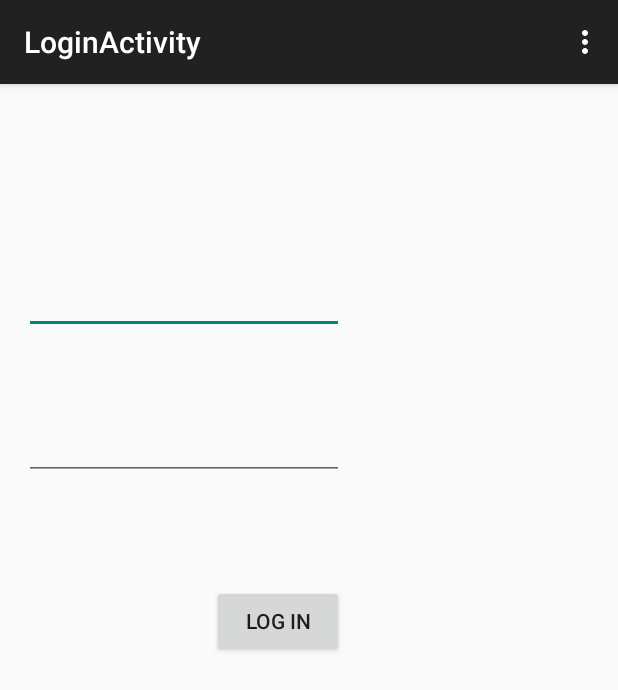
After one commit to MobileValueUp/Copy, an Android app: the LoginActivity screen opened directly, with no data from a screen before it, on a phone screen of 412 x 824 dp. The commit adds this screen. Shown: the top 690 px of the screen. Run offline under Robolectric (Android 15) with nearby library versions, the phone set to English and light mode, and no system bars.

Commit message:
add activity

```diff
--- a/app/src/main/AndroidManifest.xml
+++ b/app/src/main/AndroidManifest.xml
@@ -16,6 +16,10 @@
                 <category android:name="android.intent.category.LAUNCHER" />
             </intent-filter>
         </activity>
+        <activity
+            android:name=".LoginActivity"
+            android:label="@string/title_activity_login" >
+        </activity>
     </application>
 
 </manifest>
--- /dev/null
+++ b/app/src/main/java/com/example/kimteaho/copy/LoginActivity.java
@@ -0,0 +1,41 @@
+package com.example.kimteaho.copy;
+
+import android.support.v7.app.ActionBarActivity;
+import android.os.Bundle;
+import android.view.Menu;
+import android.view.MenuItem;
+
+
+public class LoginActivity extends ActionBarActivity {
+
+    @Override
+    protected void onCreate(Bundle savedInstanceState) {
+        super.onCreate(savedInstanceState);
+        setContentView(R.layout.activity_login);
+
+
+    }
+
+
+    @Override
+    public boolean onCreateOptionsMenu(Menu menu) {
+        // Inflate the menu; this adds items to the action bar if it is present.
+        getMenuInflater().inflate(R.menu.menu_login, menu);
+        return true;
+    }
+
+    @Override
+    public boolean onOptionsItemSelected(MenuItem item) {
+        // Handle action bar item clicks here. The action bar will
+        // automatically handle clicks on the Home/Up button, so long
+        // as you specify a parent activity in AndroidManifest.xml.
+        int id = item.getItemId();
+
+        //noinspection SimplifiableIfStatement
+        if (id == R.id.action_settings) {
+            return true;
+        }
+
+        return super.onOptionsItemSelected(item);
+    }
+}
--- /dev/null
+++ b/app/src/main/res/layout/activity_login.xml
@@ -0,0 +1,36 @@
+<RelativeLayout xmlns:android="http://schemas.android.com/apk/res/android"
+    xmlns:tools="http://schemas.android.com/tools" android:layout_width="match_parent"
+    android:layout_height="match_parent" android:paddingLeft="@dimen/activity_horizontal_margin"
+    android:paddingRight="@dimen/activity_horizontal_margin"
+    android:paddingTop="@dimen/activity_vertical_margin"
+    android:paddingBottom="@dimen/activity_vertical_margin"
+    tools:context="com.example.kimteaho.copy.LoginActivity">
+
+    <EditText
+        android:layout_width="wrap_content"
+        android:layout_height="wrap_content"
+        android:id="@+id/inputId"
+        android:layout_alignParentStart="true"
+        android:layout_marginTop="105dp"
+        android:layout_alignEnd="@+id/inputPwd" />
+
+    <EditText
+        android:layout_width="wrap_content"
+        android:layout_height="wrap_content"
+        android:inputType="textPassword"
+        android:ems="10"
+        android:id="@+id/inputPwd"
+        android:layout_below="@+id/inputId"
+        android:layout_alignParentStart="true"
+        android:layout_marginTop="52dp" />
+
+    <Button
+        android:layout_width="wrap_content"
+        android:layout_height="wrap_content"
+        android:text="Log in"
+        android:id="@+id/logBtn"
+        android:layout_below="@+id/inputPwd"
+        android:layout_alignEnd="@+id/inputPwd"
+        android:layout_marginTop="70dp" />
+
+</RelativeLayout>
--- /dev/null
+++ b/app/src/main/res/menu/menu_login.xml
@@ -0,0 +1,7 @@
+<menu xmlns:android="http://schemas.android.com/apk/res/android"
+    xmlns:app="http://schemas.android.com/apk/res-auto"
+    xmlns:tools="http://schemas.android.com/tools"
+    tools:context="com.example.kimteaho.copy.LoginActivity">
+    <item android:id="@+id/action_settings" android:title="@string/action_settings"
+        android:orderInCategory="100" app:showAsAction="never" />
+</menu>
--- a/app/src/main/res/values/strings.xml
+++ b/app/src/main/res/values/strings.xml
@@ -11,4 +11,7 @@
     <string name="action_example">Example action</string>
 
     <string name="action_settings">Settings</string>
+    <string name="title_activity_login">LoginActivity</string>
+
+    <string name="hello_world">Hello world!</string>
 </resources>
```
Also changed, not shown: 2 other files.
